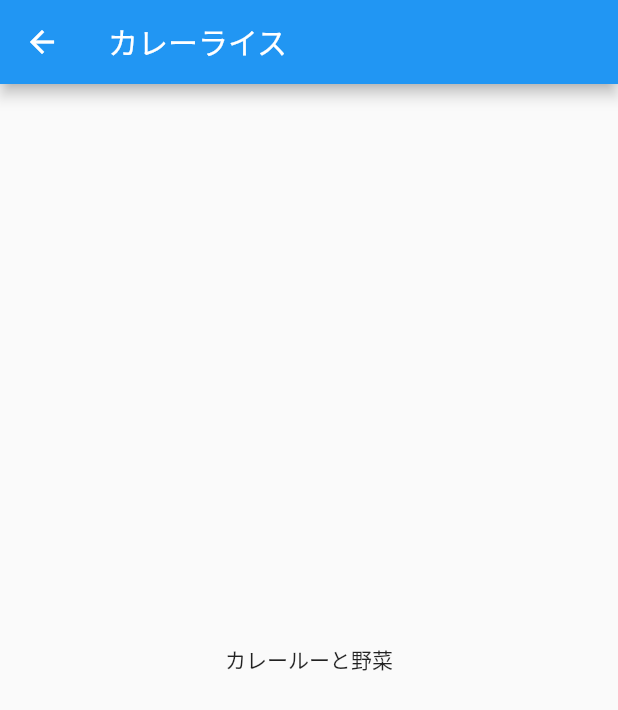
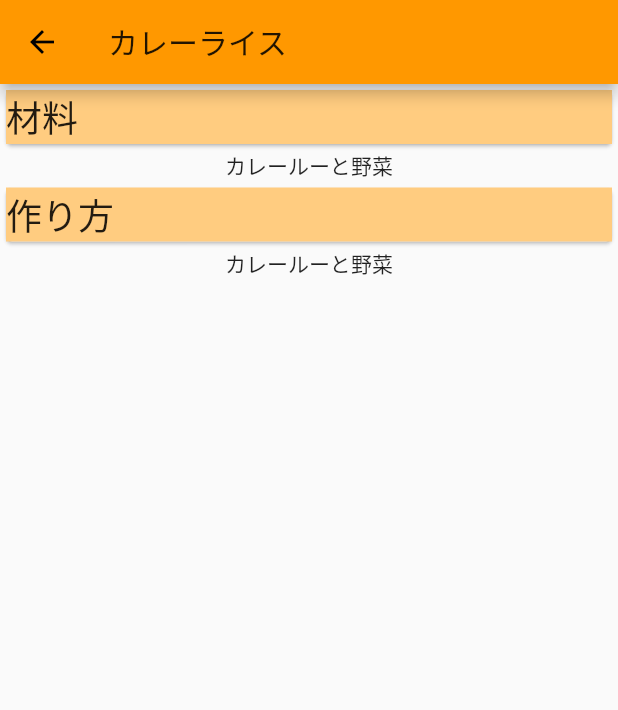
Before and after one commit to enpitut2021/phoenix, a Flutter app: the screen it shows after launch, after a tap on "カレーライス", on a phone screen of 412 x 824 dp. Shown: the top 710 px of the screen. Run offline on Flutter 3.47's test engine with Material 2 defaults, Android fonts, the phone set to English and light mode, and no system bars.

Commit message:
UIを少し改善

```diff
--- a/lib/main.dart
+++ b/lib/main.dart
@@ -23,7 +23,7 @@ class MyApp extends StatelessWidget {
       },
 
       theme: ThemeData(
-        primarySwatch: Colors.blue,
+        primarySwatch: Colors.orange,
       ),
     );
   }
@@ -72,7 +72,6 @@ class _SuggestMenusState extends State<SuggestMenus> {
       itemCount: Menus.length,
       itemBuilder: (BuildContext context, int index) {
         return Container(
-          height: 50,
           child: _tile(randomMenus[index]),
         );
       },
@@ -82,10 +81,11 @@ class _SuggestMenusState extends State<SuggestMenus> {
   //あとで引数の型を変更する
   Widget _tile(RecipeTest menu) {
     return Card(
+      color: Colors.orange.shade200,
       child: ListTile(
         title: Text(
           menu.name,
-          style: const TextStyle(fontSize: 18),
+          style: const TextStyle(fontSize: 24),
         ),
         onTap: () {
           Navigator.pushNamed(
@@ -108,7 +108,38 @@ class DetailOfMenu extends StatelessWidget {
       appBar: AppBar(
         title: Text(args.recipe.name),
       ),
-      body: Center(child: Text(args.recipe.explain)),
+      body: Column(
+        children: <Widget>[
+          //
+          //写真
+          //
+          Card(
+            child: Container(
+              color: Colors.orange.shade200,
+              width: double.infinity,
+              child: Text(
+                '材料',
+                style: TextStyle(fontSize: 24),
+              ),
+            ),
+          ),
+          //この部分を箇条書きに
+          Text(args.recipe.explain),
+
+          Card(
+            child: Container(
+              color: Colors.orange.shade200,
+              width: double.infinity,
+              child: Text(
+                '作り方',
+                style: TextStyle(fontSize: 24),
+              ),
+            ),
+          ),
+          //この部分を箇条書き/文章形式に
+          Text(args.recipe.explain),
+        ],
+      ),
     );
   }
 }
```
Also changed, not shown: 3 other files.
